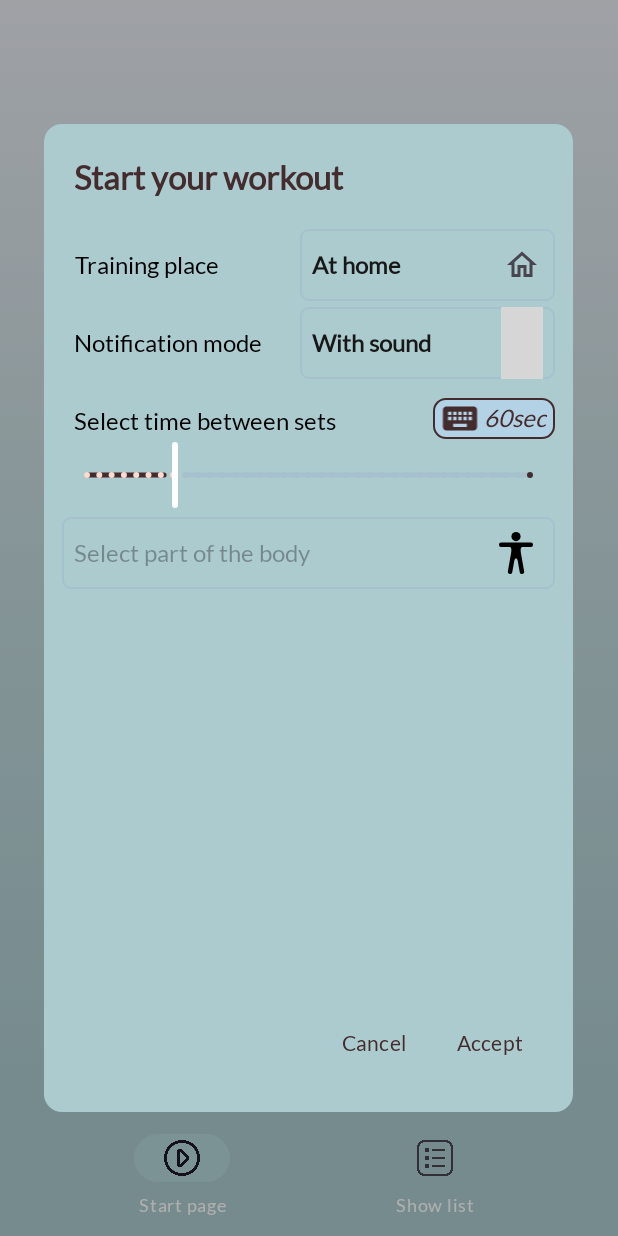
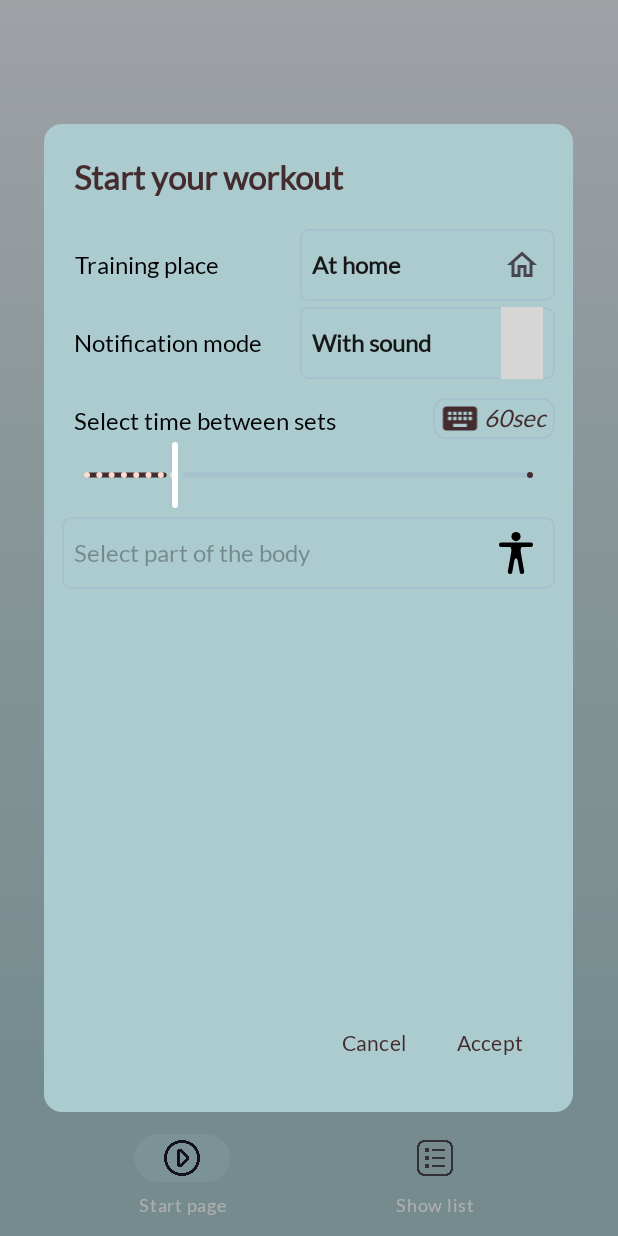
Before and after one commit to djdiidd/TrainingCompanion, an Android app: the screen it shows after launch (MainActivity), after a tap on an icon or button, on a phone screen of 412 x 824 dp. Run offline under Robolectric (Android 15) with nearby library versions, the phone set to English and light mode, and no system bars; our stand-ins replace data binding; Roboto replaces fonts that are not available here; grey boxes are pictures that could not be loaded.

Commit message:
Updated style of side menu: there are animations and new colors;
Fixed slowly disappearing button for start training after its start;

Correcting for dialog's disappearing animation: added alpha changing;

Manual input layout in dialog_workout_start.xml was changed to default selectable dialog' item view;

Set new versions of ViewModel and Fragment;

```diff
--- a/app/build.gradle
+++ b/app/build.gradle
@@ -10,7 +10,7 @@ android {
     defaultConfig {
         applicationId "com.companion.android.trainingcompanion"
         minSdk 19
-        targetSdkVersion 30
+        targetSdkVersion 31
         versionCode 1
         versionName "1.0"
 
@@ -44,6 +44,6 @@ dependencies {
     testImplementation 'junit:junit:4.13.2'
     androidTestImplementation 'androidx.test.ext:junit:1.1.3'
     androidTestImplementation 'androidx.test.espresso:espresso-core:3.4.0'
-    implementation 'androidx.lifecycle:lifecycle-viewmodel-ktx:2.4.0'
-    implementation 'androidx.fragment:fragment-ktx:1.4.1'
+    implementation 'androidx.lifecycle:lifecycle-viewmodel-ktx:2.5.0-alpha01'
+    implementation 'androidx.fragment:fragment-ktx:1.5.0-alpha01'
 }
--- a/app/src/main/java/com/companion/android/trainingcompanion/dialogs/WorkoutStartDialog.kt
+++ b/app/src/main/java/com/companion/android/trainingcompanion/dialogs/WorkoutStartDialog.kt
@@ -54,12 +54,14 @@ class WorkoutStartDialog
     private lateinit var muscleLongTouchListener: View.OnLongClickListener
     private lateinit var timeLabelFormatter: LabelFormatter
 
-
     /**
      * Этап создания диалогового окна
      */
     override fun onCreate(savedInstanceState: Bundle?) {
         super.onCreate(savedInstanceState)
+
+        // Устанавливаем, что диалог нельзя закрыть нажатием в область вне окна
+        this.isCancelable = false
 
         // ОПРЕДЕЛЕНИЕ ПОВЕДЕНИЯ СЛУШАТЕЛЯ ДЛЯ СЛАЙДЕРА С ВРЕМЕНЕМ ОТДЫХА
         sliderTouchListener = object : Slider.OnSliderTouchListener {
@@ -101,6 +103,7 @@ class WorkoutStartDialog
         }
     }
 
+
     /**
      * Этап создания View во фрагменте
      */
@@ -111,7 +114,6 @@ class WorkoutStartDialog
     ): View {
         binding = DataBindingUtil  // определяем привязку данных
             .inflate(layoutInflater, R.layout.dialog_workout_start, container, false)
-        binding.viewModel = viewModel // Определение viewModel 'и
 
         // Скругление углов (отображение прозрачного фона за диалоговым окном)
         if (dialog != null && dialog?.window != null) {
@@ -119,9 +121,6 @@ class WorkoutStartDialog
             dialog?.window?.requestFeature(Window.FEATURE_NO_TITLE)
         }
         binding.timeSliderDescription.text = getString(R.string.description_time_slider)
-
-        // Переменная из файла разметки для работы с видимостью
-        binding.musclesIsVisible = binding.bodyPartSelector.text.isNotEmpty()
 
         // Устанавливаем спиннер с выбором места тренировок
         setUpSpinners()
@@ -136,9 +135,11 @@ class WorkoutStartDialog
             timeSlider.setLabelFormatter(timeLabelFormatter)
         }
         // Если конфигурация менялась, то восстанавливаем данные
-        if (savedInstanceState != null) {
-            recoverData()
-        }
+        if (savedInstanceState != null) { recoverData() }
+
+        // Переменная из файла разметки для работы с видимостью
+        binding.musclesIsVisible = !binding.bodyPartSelector.text.isNullOrBlank()
+
         return binding.root
     }
 
@@ -148,9 +149,18 @@ class WorkoutStartDialog
     override fun onStart() {
         super.onStart()
 
-        setDialogSize()
+        setDialogSize() // Устанавливаем необходимый размер диалогового окна
 
-        // Анимация
+        // Проверяем на нажатие кнопки назад, после которой закроем окно
+        dialog?.setOnKeyListener { _, keyCode, _ ->
+            if (keyCode == KeyEvent.KEYCODE_BACK) {
+                viewModel.clearAllData()
+                dialog?.dismiss()
+            }
+            false
+        }
+
+        // Анимация запуска диалогового окна
         setWindowAnimation(R.style.BounceAnimation)
 
         binding.inputTimeManuallyLl.setOnClickListener {
@@ -194,7 +204,6 @@ class WorkoutStartDialog
         outState.putBoolean("1", true)
     }
 
-    /* Интерфейс */
     /**
      * Определение действий по нажатию на View, находящихся на
      * диалоговом окне с выбором предтренировочных характеристик.
@@ -205,13 +214,14 @@ class WorkoutStartDialog
             binding.buttonAccept.id -> {
                 // Если обязательные поля заполнены:
                 if (requiredFieldsCompleted()) {
+                    viewModel.workoutSuccessfullyStarted.value = true
                     if (viewModel.getNumberOfSelectedMuscles() != 0.toShort()) {
                         val unused = viewModel.getWhichBPAreUnused()
                         if (unused.contains(true)) {
                             WarningUnusedBPDialog(unused).show(parentFragmentManager, "")
                         }
                     }
-                    viewModel.workoutSuccessfullyStarted.value = true
+
                     // Сохранить все значения в бд
 //------------------НЕОБХОДИМО ПРОВЕРИТЬ НА НАЧАЛО ТРЕНИРОВКИ (после кнопки accept) ИНАЧЕ ПОЯВИТСЯ ВЫБОР МЫШЦ
                     dismiss()
@@ -375,8 +385,8 @@ class WorkoutStartDialog
     /**
      * Метод вызовет error у не заполненных объектов TextView
      */
-    private fun requireAllFieldsCompleted() = with(binding) {
-        if (viewModel?.getSelectedBP(requireContext())!!.isEmpty()) {
+    private fun requireAllFieldsCompleted() {
+        if (viewModel.getSelectedBP(requireContext()).isEmpty()) {
             binding.bodyPartSelector.addError(R.string.error_body_parts, R.drawable.ic_error)
         }
     }
@@ -392,10 +402,10 @@ class WorkoutStartDialog
     /**
      * После изменения конфигурации данный метод позволит восстановить информацию на всех View
      */
-    private fun recoverData() {
+    private fun recoverData() = with(binding) {
         // Если список с частями тела не пуст, то восстановим
         if (viewModel.isSomeBPSelected()) {
-            binding.bodyPartSelector.text =
+            bodyPartSelector.text =
                 getString(
                     R.string.train_on,
                     viewModel.getSelectedBP(requireContext())
@@ -403,15 +413,15 @@ class WorkoutStartDialog
                 )
             // Если список с мышцами не пуст, то восстановим
             if (viewModel.isSomeMuscleSelected()) {
-                binding.musclesSelector.text =
+                musclesSelector.text =
                     getString(
                         R.string.number_of_selected_el,
                         viewModel.getNumberOfSelectedMuscles()
                     )
-                binding.musclesIsVisible = true
+                musclesIsVisible = true
             }
         }
-        binding.timeSliderValue.text =
+        timeSliderValue.text =
             getString(R.string.selected_seconds, viewModel.restTime.value!!)
 
     }
@@ -423,9 +433,7 @@ class WorkoutStartDialog
     }
 
     private fun View.focusAndShowKeyboard() {
-        /**
-         * This is to be called when the window already has focus.
-         */
+        /** This is to be called when the window already has focus. */
         fun View.showTheKeyboardNow() {
             if (isFocused) {
                 post {
@@ -469,7 +477,7 @@ class WorkoutStartDialog
             timeSliderValue.visibility = View.GONE
             keyboardImage.visibility = View.GONE
             inputTimeField.visibility = View.VISIBLE
-            inputTimeField.setText(viewModel?.restTime?.value!!.toString())
+            inputTimeField.setText(viewModel.restTime.value!!.toString())
             space.layoutParams = LinearLayout.LayoutParams(
                 0, space.height, 0f
             )
@@ -494,7 +502,7 @@ class WorkoutStartDialog
 
     private fun hideTextInputAndSaveData(seconds: Int) {
         with(binding) {
-            viewModel?.restTime?.value = seconds.also {
+            viewModel.restTime.value = seconds.also {
                 timeSliderValue.text = getString(R.string.selected_seconds, it)
             }
             hideTextInput()
--- a/app/src/main/res/drawable/background_rounded_border.xml
+++ b/app/src/main/res/drawable/background_rounded_border.xml
@@ -1,8 +1,8 @@
 <?xml version="1.0" encoding="utf-8"?>
 <shape xmlns:android="http://schemas.android.com/apk/res/android">
-    <solid android:color="@color/input_manually_button_bg_color" />
+    <solid android:color="@android:color/transparent" />
     <corners android:radius="8dp" />
     <stroke
-        android:color="@color/input_manually_button_border_color"
+        android:color="@color/slight"
         android:width="1dp"/>
 </shape>
--- a/app/src/main/res/layout/activity_main.xml
+++ b/app/src/main/res/layout/activity_main.xml
@@ -87,14 +87,18 @@
             android:layout_width="wrap_content"
             android:layout_height="match_parent"
             android:layout_gravity="end"
-            app:headerLayout="@layout/side_header">
+            app:headerLayout="@layout/side_header"
+            android:backgroundTint="@color/main_color">
 
             <!-- Тело бокового меню -->
+            <androidx.core.widget.NestedScrollView
+                android:layout_width="match_parent"
+                android:layout_height="match_parent"
+                android:layout_marginLeft="12dp"
+                android:layout_marginTop="190dp">
                 <LinearLayout
                     android:layout_width="match_parent"
                     android:layout_height="match_parent"
-                android:layout_marginLeft="12dp"
-                android:layout_marginTop="200dp"
                     android:orientation="vertical">
 
                     <!-- Описание пунктов -->
@@ -318,8 +322,8 @@
                                 android:layout_height="30dp"
                                 android:layout_marginStart="12dp"
                                 android:text="@string/dialog_rest_time_sub5"
-                            android:textColor="@color/dialog_button_color"
-                            app:strokeColor="@color/main_color" />
+                                android:textColor="@color/digits_color"
+                                app:strokeColor="@color/slight" />
 
                             <Space
                                 android:layout_width="0dp"
@@ -343,8 +347,8 @@
                                 android:layout_height="30dp"
                                 android:layout_marginEnd="12dp"
                                 android:text="@string/dialog_rest_time_add5"
-                            android:textColor="@color/dialog_button_color"
-                            app:strokeColor="@color/main_color" />
+                                android:textColor="@color/digits_color"
+                                app:strokeColor="@color/slight" />
                         </LinearLayout>
 
                         <com.google.android.material.textfield.TextInputEditText
@@ -405,7 +409,8 @@
                             android:text="@string/break_notifications"
                             android:textSize="16sp" />
                     </LinearLayout>
-                <!-- Динамичная вкладка для выбора нового места -->
+
+                    <!-- Динамичная вкладка для выбора режима уведомления -->
                     <LinearLayout
                         android:id="@+id/side_menu_dynamic_break_mode"
                         android:layout_width="match_parent"
@@ -483,9 +488,12 @@
                                 android:textSize="14sp" />
 
                         </LinearLayout>
+
                     </LinearLayout>
 
                 </LinearLayout>
+
+            </androidx.core.widget.NestedScrollView>
 
         </com.google.android.material.navigation.NavigationView>
 
--- a/app/src/main/res/layout/dialog_workout_start.xml
+++ b/app/src/main/res/layout/dialog_workout_start.xml
@@ -7,10 +7,6 @@
         <variable
             name="musclesIsVisible"
             type="Boolean" />
-
-        <variable
-            name="viewModel"
-            type="com.companion.android.trainingcompanion.viewmodels.WorkoutViewModel" />
 
         <import type="android.view.View" />
 
--- a/app/src/main/res/layout/side_header.xml
+++ b/app/src/main/res/layout/side_header.xml
@@ -2,13 +2,14 @@
 <androidx.constraintlayout.widget.ConstraintLayout xmlns:android="http://schemas.android.com/apk/res/android"
     xmlns:app="http://schemas.android.com/apk/res-auto"
     android:layout_width="match_parent"
-    android:layout_height="match_parent">
+    android:layout_height="190dp">
 
     <androidx.appcompat.widget.AppCompatImageView
         android:id="@+id/close_nv_button"
         android:layout_width="36dp"
         android:layout_height="36dp"
         android:layout_margin="12dp"
+        android:paddingTop="2dp"
         app:layout_constraintBottom_toBottomOf="parent"
         app:layout_constraintRight_toRightOf="parent"
         app:layout_constraintTop_toTopOf="parent"
@@ -22,7 +23,6 @@
         android:text="@string/header_change_workout_presets"
         android:textAppearance="@style/TextAppearance.MaterialComponents.Headline5"
         android:textSize="28sp"
-        android:textStyle="italic"
         app:layout_constraintBottom_toBottomOf="@+id/close_nv_button"
         app:layout_constraintEnd_toStartOf="@+id/close_nv_button"
         app:layout_constraintStart_toStartOf="parent"
@@ -34,6 +34,6 @@
         app:layout_constraintTop_toBottomOf="@+id/textView"
         app:layout_constraintLeft_toLeftOf="parent"
         app:layout_constraintRight_toRightOf="parent"
-        android:layout_marginTop="10dp"/>
+        android:layout_marginTop="12dp"/>
 
 </androidx.constraintlayout.widget.ConstraintLayout>
--- a/build.gradle
+++ b/build.gradle
@@ -5,8 +5,8 @@ buildscript {
         mavenCentral()
     }
     dependencies {
-        classpath 'com.android.tools.build:gradle:7.1.0'
-        classpath 'org.jetbrains.kotlin:kotlin-gradle-plugin:1.6.0'
+        classpath 'com.android.tools.build:gradle:7.1.1'
+        classpath 'org.jetbrains.kotlin:kotlin-gradle-plugin:1.6.10'
 
         // NOTE: Do not place your application dependencies here; they belong
         // in the individual module build.gradle files
```
Also changed, not shown: app/src/main/java/com/companion/android/trainingcompanion/activities/MainActivity.kt (+94 -23 lines), app/src/main/java/com/companion/android/trainingcompanion/fragments/MainFragment.kt (+8 -11 lines), app/src/main/res/anim/anim_scale_out.xml (+6 -3 lines). Lines whose indentation alone changed are shown as unchanged.
